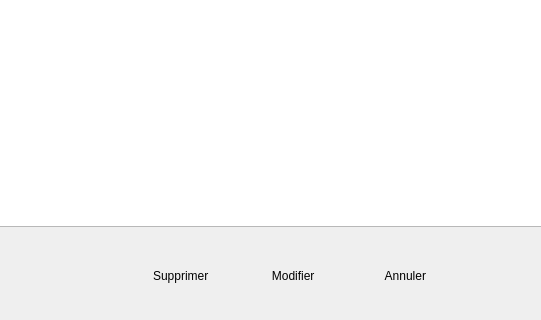
Endo13/BikeEquipmentManager, file sources/Equipments/gearsview.ui: the form before one commit; both pictures show x 404 to 945 and y 504 to 824 of the 1370 by 824 pixel window.
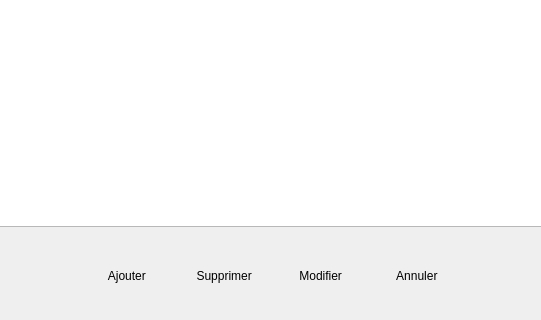
The form after the commit. Icons and pictures are not drawn.

```diff
--- a/sources/Equipments/gearsview.ui
+++ b/sources/Equipments/gearsview.ui
@@ -71,13 +71,33 @@
   <widget class="QWidget" name="horizontalLayoutWidget_2">
    <property name="geometry">
     <rect>
-     <x>530</x>
+     <x>484</x>
      <y>740</y>
-     <width>331</width>
+     <width>381</width>
      <height>80</height>
     </rect>
    </property>
    <layout class="QHBoxLayout" name="horizontalLayout_2">
+    <item>
+     <widget class="QPushButton" name="pbAdd">
+      <property name="text">
+       <string> Ajouter</string>
+      </property>
+      <property name="icon">
+       <iconset resource="../ressources/ressources.qrc">
+        <normaloff>:/bike/add.png</normaloff>:/bike/add.png</iconset>
+      </property>
+      <property name="iconSize">
+       <size>
+        <width>24</width>
+        <height>24</height>
+       </size>
+      </property>
+      <property name="flat">
+       <bool>true</bool>
+      </property>
+     </widget>
+    </item>
     <item>
      <widget class="QPushButton" name="pbDelete">
       <property name="text">
```
